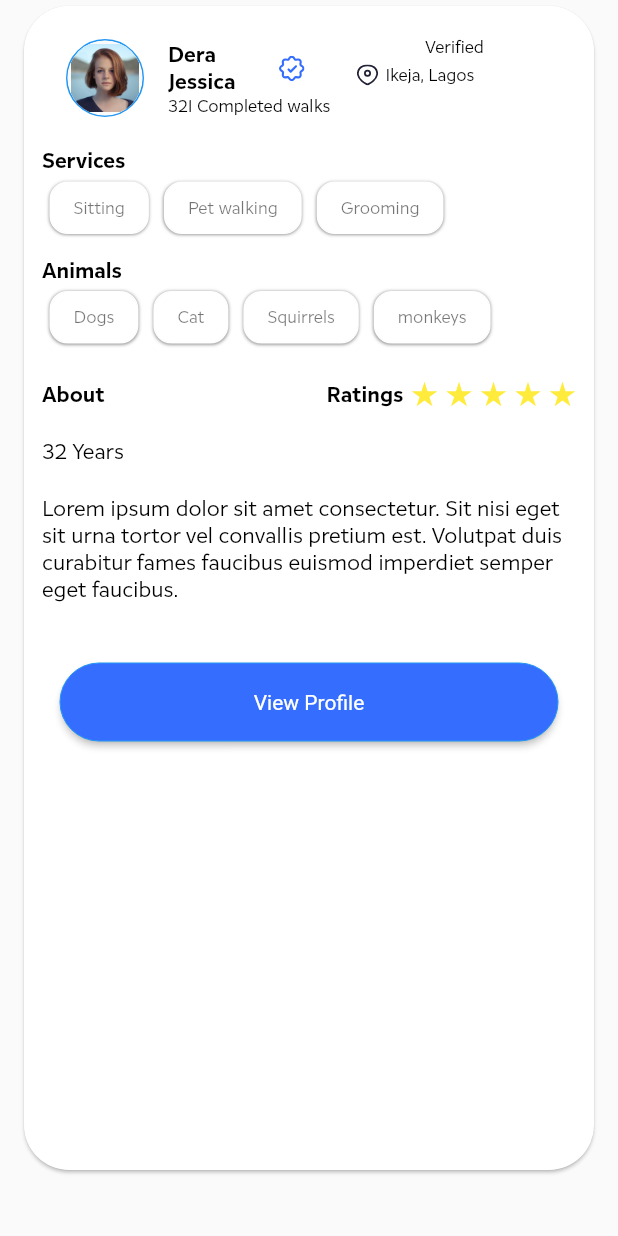
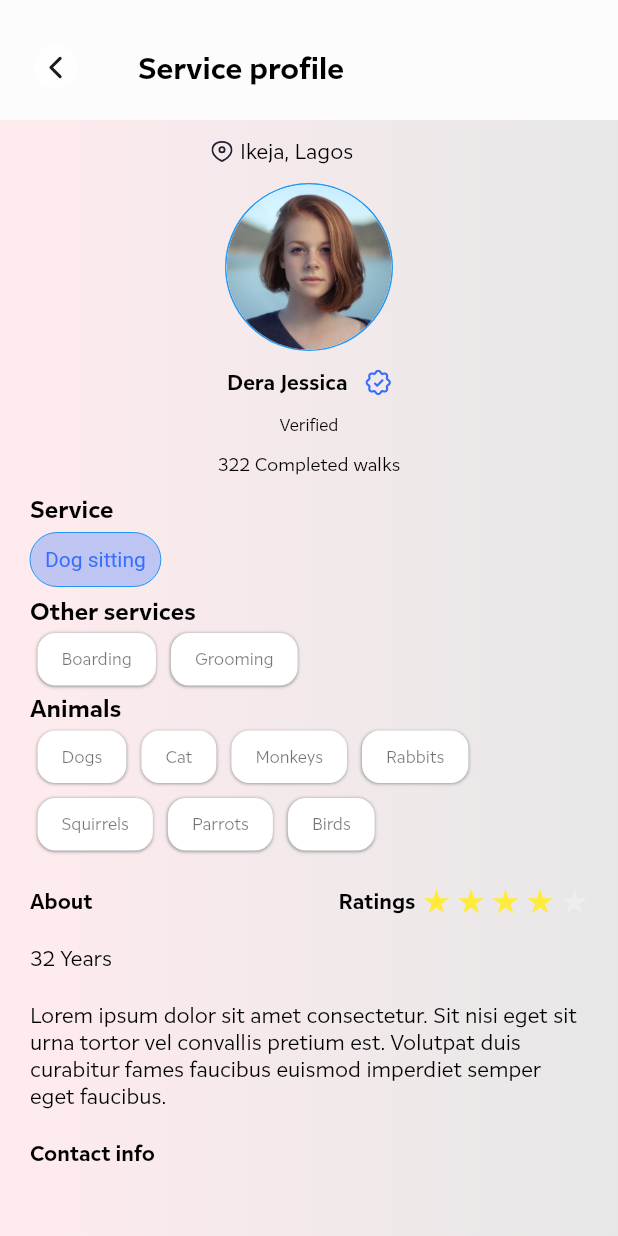
Before and after one commit to naztechnation/Petnity, a Flutter app: the ProvidersCard widget shown alone on an empty page, opened directly, after a tap on "View Profile", on a phone screen of 412 x 824 dp. Run offline on Flutter 3.47's test engine with Material 2 defaults, Android fonts, the phone set to English and light mode, and no system bars; our stand-ins replace flutter_svg, fluttertoast, image_cropper, image_picker, pin_code_fields, shimmer; missing offline and left inert: rect_getter; network calls fail; project files that could hold a hidden picture were left out.

Commit message:
added service profile  page

```diff
--- a/lib/ui/landing_page/landing_screen.dart
+++ b/lib/ui/landing_page/landing_screen.dart
@@ -7,7 +7,7 @@ import 'package:petnity/ui/landing_page/widgets/custom_drawer.dart';
 import 'package:petnity/ui/notfications_pages/notifications_session.dart';
 import 'package:petnity/ui/widgets/image_view.dart';
 import 'package:petnity/ui/widgets/notification_icon.dart';
-import 'services/servicesScreen.dart';
+import 'services/services_screen.dart';
 import 'shop_screen/shop_screen.dart';
 
 import '../../res/app_images.dart';
--- /dev/null
+++ b/lib/ui/landing_page/services/service_provider_profile.dart
@@ -0,0 +1,135 @@
+
+
+import 'dart:io';
+
+import 'package:flutter/material.dart';
+
+import '../../../res/app_colors.dart';
+import '../../../res/app_constants.dart';
+import '../../../res/app_images.dart';
+import '../../../res/app_strings.dart';
+import '../../widgets/back_button.dart';
+import '../../widgets/custom_text.dart';
+import '../../widgets/image_view.dart';
+import '../../widgets/profile_image.dart';
+import 'widgets.dart/providers_profile_body.dart';
+
+class ServiceProviderProfile extends StatelessWidget {
+  const ServiceProviderProfile({super.key});
+
+  @override
+  Widget build(BuildContext context) {
+    return   Scaffold(
+      body: Container(height: screenSize(context).height,
+        width: screenSize(context).width,
+        decoration: BoxDecoration(
+            gradient: LinearGradient(
+                colors: [AppColors.scaffoldColor, Colors.red.shade50],
+                begin: Alignment.topRight,
+                end: Alignment.topLeft)),
+           child: SingleChildScrollView(child: Column(crossAxisAlignment: CrossAxisAlignment.center,
+          children: [
+            SafeArea(child: Container(
+              color: AppColors.cardColor ,
+              height: (Platform.isAndroid) ? 30 : 0)),
+            Container(
+              color: AppColors.cardColor ,
+              padding: const EdgeInsets.only(bottom: 20),
+              child: Row(
+                children: [
+                  backButton(context),
+                  const SizedBox(
+                    width: 40,
+                  ),
+                  CustomText(
+                    textAlign: TextAlign.center,
+                    maxLines: 2,
+                    text: 'Service profile',
+                    weight: FontWeight.w700,
+                    size: 20,
+                    fontFamily: AppStrings.interSans,
+                    color: Colors.black,
+                  ),
+                ],
+              ),
+            ),
+            const SizedBox(height: 12,),
+             SizedBox(
+                      width: 130,
+                      child: Row(
+                        children: [
+                          ImageView.svg(AppImages.location),
+                          SizedBox(
+                            width: 5,
+                          ),
+                          CustomText(
+                            textAlign: TextAlign.start,
+                            maxLines: 2,
+                            text: 'Ikeja, Lagos',
+                            weight: FontWeight.w300,
+                            size: 14,
+                            fontFamily: AppStrings.interSans,
+                            color: Colors.black,
+                          ),
+                        ],
+                      ),
+                    ),
+            const SizedBox(height: 12,),
+
+                    ProfileImage(
+                  AppImages.person,
+                  placeHolder: AppImages.person,
+                  radius: 55,
+                  height: 120,
+                  width: 120,
+                ),
+            const SizedBox(height: 12,),
+
+                Row(
+                  mainAxisAlignment: MainAxisAlignment.center,
+                  children: [
+                    CustomText(
+                      textAlign: TextAlign.start,
+                      maxLines: 2,
+                      text: 'Dera Jessica',
+                      weight: FontWeight.w700,
+                      size: 14,
+                      fontFamily: AppStrings.interSans,
+                      color: Colors.black,
+                    ),
+                    const SizedBox(width: 12,),
+                    ImageView.svg(AppImages.verified),
+
+                  ],
+                ),
+                     const SizedBox(height: 12,),
+
+                CustomText(
+                      textAlign: TextAlign.start,
+                      maxLines: 2,
+                      text: 'Verified',
+                      weight: FontWeight.w300,
+                      size: 11,
+                      fontFamily: AppStrings.interSans,
+                      color: Colors.black,
+                    ),
+                     const SizedBox(height: 12,),
+
+                    CustomText(
+                  textAlign: TextAlign.start,
+                  maxLines: 2,
+                  text: '322 Completed walks',
+                  weight: FontWeight.w400,
+                  size: 12,
+                  fontFamily: AppStrings.interSans,
+                  color: Colors.black,
+                ),
+                   const SizedBox(height: 12,),
+
+
+                ProviderProfileBody()
+           ],)),
+                ),
+    );
+  }
+}
--- a/lib/ui/landing_page/services/widgets.dart/providers_card.dart
+++ b/lib/ui/landing_page/services/widgets.dart/providers_card.dart
@@ -5,11 +5,13 @@ import '../../../../res/app_colors.dart';
 import '../../../../res/app_constants.dart';
 import '../../../../res/app_images.dart';
 import '../../../../res/app_strings.dart';
+import '../../../../utils/navigator/page_navigator.dart';
 import '../../../widgets/button_view.dart';
 import '../../../widgets/custom_multi_toogle.dart';
 import '../../../widgets/custom_text.dart';
 import '../../../widgets/profile_image.dart';
 import '../../../widgets/ratings_views.dart';
+import '../service_provider_profile.dart';
 
 class ProvidersCard extends StatefulWidget {
   ProvidersCard({super.key});
@@ -237,7 +239,7 @@ class _ProvidersCardState extends State<ProvidersCard> {
                 padding: const EdgeInsets.symmetric(horizontal: 12.0),
                 child: ButtonView(
                   onPressed: () {
-                    //  AppNavigator.pushAndStackPage(context, page: PaymentDetailsScreen());
+                      AppNavigator.pushAndStackPage(context, page: ServiceProviderProfile());
                   },
                   expanded: true,
                   borderRadius: 41,
--- /dev/null
+++ b/lib/ui/landing_page/services/widgets.dart/providers_profile_body.dart
@@ -0,0 +1,182 @@
+
+
+import 'package:flutter/material.dart';
+import 'package:petnity/res/app_colors.dart';
+import 'package:petnity/ui/widgets/button_view.dart';
+
+import '../../../../res/app_strings.dart';
+import '../../../widgets/custom_multi_toogle.dart';
+import '../../../widgets/custom_text.dart';
+import '../../../widgets/ratings_views.dart';
+
+class ProviderProfileBody extends StatefulWidget {
+    ProviderProfileBody({super.key});
+
+  @override
+  State<ProviderProfileBody> createState() => _ProviderProfileBodyState();
+}
+
+class _ProviderProfileBodyState extends State<ProviderProfileBody> {
+  List<String> services = ['Boarding', 'Grooming'];
+
+  List<String> animals = ['Dogs', 'Cat', 'Monkeys', 'Rabbits', 'Squirrels', 'Parrots','Birds'];
+
+  String servicesInfo = '';
+  String animalsInfo = '';
+  int ratings = 4;
+
+
+  @override
+  Widget build(BuildContext context) {
+    return Padding(
+                  padding: const EdgeInsets.symmetric(horizontal:20.0),
+                  child: Column(
+                    crossAxisAlignment: CrossAxisAlignment.start,
+                    children: [
+                Align(
+                    alignment: Alignment.centerLeft,
+                    child: CustomText(
+                          textAlign: TextAlign.start,
+                          maxLines: 2,
+                          text: 'Service',
+                          weight: FontWeight.w700,
+                          size: 16,
+                          fontFamily: AppStrings.interSans,
+                          color: Colors.black,
+                        ),
+                  ),
+                  Align(
+                    alignment: Alignment.centerLeft,
+                    child: ButtonView(onPressed: (){},
+                    borderRadius: 30,
+                    padding: const EdgeInsets.symmetric(vertical: 5, horizontal: 10),
+                    child: Text('Dog sitting', style: TextStyle(color: AppColors.lightSecondary),), expanded: false, color: AppColors.lightSecondary.withOpacity(0.3), ),
+                  ),
+                  Align(
+                    alignment: Alignment.centerLeft,
+                    child: CustomText(
+                          textAlign: TextAlign.start,
+                          maxLines: 2,
+                          text: 'Other services',
+                          weight: FontWeight.w700,
+                          size: 16,
+                          fontFamily: AppStrings.interSans,
+                          color: Colors.black,
+                        ),
+                  ),
+                  CustomMultiToggle(
+                title: services,
+                fontSize: 11,
+                color: AppColors.lightPrimary,
+                selectedTextColor: AppColors.lightPrimary,
+                height: 35,
+                contentMargin: const EdgeInsets.all(5),
+                onSelected: (index) {
+                  setState(() {
+                    servicesInfo = services[index];
+                  });
+                },
+              ),
+                  Align(
+                    alignment: Alignment.centerLeft,
+                    child: CustomText(
+                          textAlign: TextAlign.start,
+                          maxLines: 2,
+                          text: 'Animals',
+                          weight: FontWeight.w700,
+                          size: 16,
+                          fontFamily: AppStrings.interSans,
+                          color: Colors.black,
+                        ),
+                  ),
+                   CustomMultiToggle(
+                title: animals,
+                fontSize: 11,
+                color: AppColors.lightPrimary,
+                selectedTextColor: AppColors.lightPrimary,
+                height: 35,
+                contentMargin: const EdgeInsets.all(5),
+                onSelected: (index) {
+                  setState(() {
+                    animalsInfo = animals[index];
+                  });
+                },
+              ),
+              const SizedBox(
+                height: 20,
+              ),
+              Row(
+                mainAxisAlignment: MainAxisAlignment.spaceBetween,
+                children: [
+                  CustomText(
+                    textAlign: TextAlign.start,
+                    maxLines: 2,
+                    text: 'About',
+                    weight: FontWeight.w600,
+                    size: 14,
+                    fontFamily: AppStrings.interSans,
+                    color: Colors.black,
+                  ),
+                  Row(
+                    mainAxisAlignment: MainAxisAlignment.end,
+                    children: [
+                      CustomText(
+                        textAlign: TextAlign.start,
+                        maxLines: 2,
+                        text: 'Ratings',
+                        weight: FontWeight.w600,
+                        size: 14,
+                        fontFamily: AppStrings.interSans,
+                        color: Colors.black,
+                      ),
+                      RatingView(
+                        rating: ratings,
+                        onSelected: (rating) {
+                          setState(() {
+                            ratings = rating;
+                          });
+                        },
+                      ),
+                    ],
+                  )
+                  ],),
+                   const SizedBox(
+                height: 20,
+              ),
+              CustomText(
+                textAlign: TextAlign.start,
+                maxLines: 2,
+                text: '32 Years',
+                weight: FontWeight.w500,
+                size: 14,
+                fontFamily: AppStrings.interSans,
+                color: Colors.black,
+              ),
+              const SizedBox(
+                height: 20,
+              ),
+              CustomText(
+                textAlign: TextAlign.start,
+                maxLines: 4,
+                text:
+                    'Lorem ipsum dolor sit amet consectetur. Sit nisi eget sit urna tortor vel convallis pretium est. Volutpat duis curabitur fames faucibus euismod imperdiet semper eget faucibus. ',
+                weight: FontWeight.w500,
+                size: 14,
+                fontFamily: AppStrings.interSans,
+                color: Colors.black,
+              ),
+              const SizedBox(
+                height: 20,
+              ),
+              CustomText(
+                    textAlign: TextAlign.start,
+                    maxLines: 2,
+                    text: 'Contact info',
+                    weight: FontWeight.w600,
+                    size: 14,
+                    fontFamily: AppStrings.interSans,
+                    color: Colors.black,
+                  ),
+                ]));
+  }
+}
```
Also changed, not shown: lib/ui/landing_page/services/services_screen.dart (renamed from lib/ui/landing_page/services/servicesScreen.dart).
